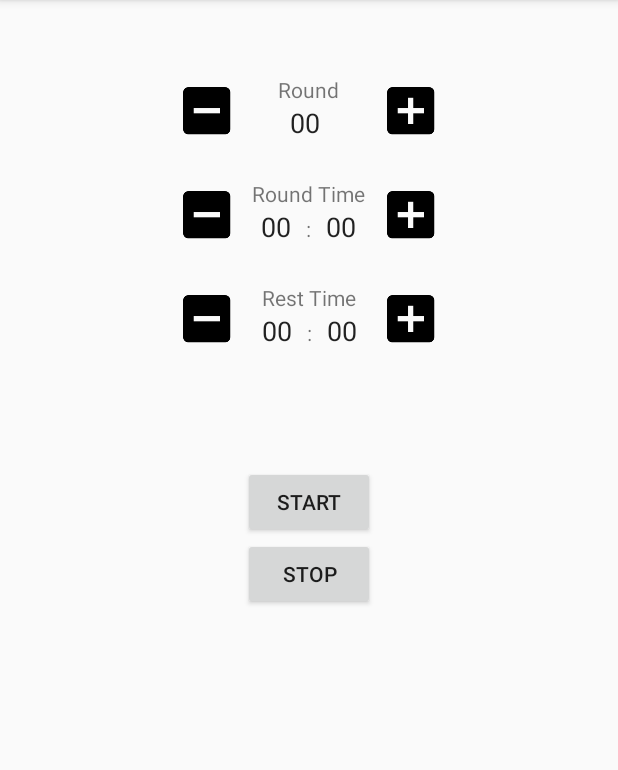
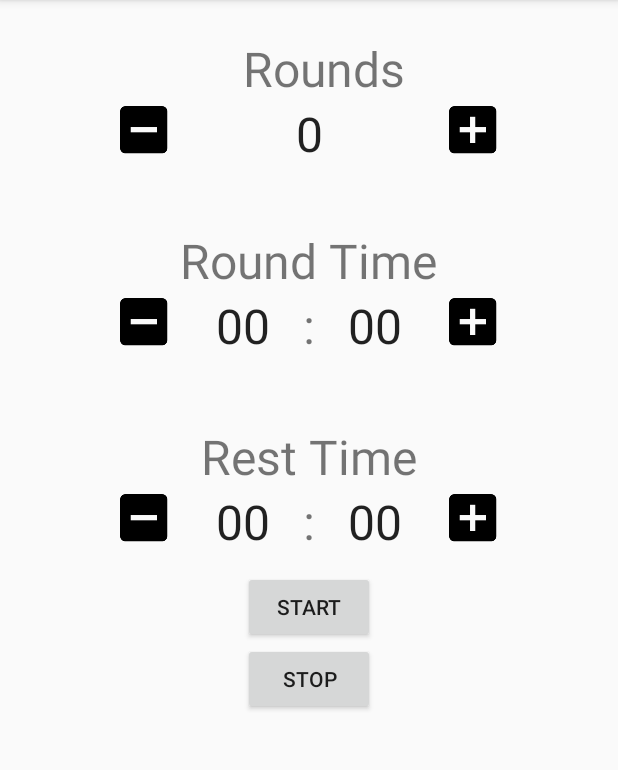
Before and after one commit to ccdle12/Interval-Timer, an Android app: the screen it shows after launch (MainActivity), on a phone screen of 412 x 824 dp, the part 84-854 px from its top. Run offline under Robolectric (Android 15) with nearby library versions, the phone set to English and light mode, and no system bars; our stand-ins replace ButterKnife, Dagger/Hilt's generated code.

Commit message:
work mainly on the edit texts for time and rounds

```diff
--- a/app/src/main/java/com/ccdle/christophercoverdale/boxingintervaltimer/Dashboard/DashboardInterface.java
+++ b/app/src/main/java/com/ccdle/christophercoverdale/boxingintervaltimer/Dashboard/DashboardInterface.java
@@ -6,15 +6,29 @@ package com.ccdle.christophercoverdale.boxingintervaltimer.Dashboard;
 
 public interface DashboardInterface {
     void setDashboardCallback(DashboardCallback callback);
+
     void addToQueue(String workMins, String workSecs, String restMins, String restSecs, String numberOfRounds);
     void initializeTimer();
+
     void incrementNumberOfRounds(String numOfRounds);
     void decrementNumberOfRounds(String numOfRounds);
+
+    void incrementWorkRoundTime(String minutes, String seconds);
+    void decrementWorkRoundTime(String minutes, String seconds);
+
+    void incrementRestRoundTime(String minutes, String seconds);
+    void decrementRestRoundTime(String minutes, String seconds);
+
+    void checkRoundLimits(String rounds);
+
     void pauseAndResumeTimer();
 
 
     interface DashboardCallback {
         void updateTimerDisplay(String time);
+
         void updateRoundsDisplay(String rounds);
+        void updateWorkRoundDisplay(String formattedMinutes, String formattedSeconds);
+        void updateRestRoundDisplay(String formattedMinutes, String formattedSeconds);
     }
 }
--- a/app/src/main/res/layout/dashboard.xml
+++ b/app/src/main/res/layout/dashboard.xml
@@ -14,12 +14,13 @@
         <!--android:text="@string/default_time"-->
         <!--android:layout_centerInParent="true"/>-->
 
+
     <ImageView
         android:id="@+id/increment_number_of_rounds"
         android:layout_width="wrap_content"
         android:layout_height="wrap_content"
         app:srcCompat="@mipmap/add_icon"
-        android:layout_alignTop="@+id/header_number_of_rounds"
+        android:layout_alignBottom="@+id/number_of_rounds"
         android:layout_alignLeft="@+id/increment_round_time"
         android:layout_alignStart="@+id/increment_round_time" />
 
@@ -28,38 +29,64 @@
         android:layout_width="wrap_content"
         android:layout_height="wrap_content"
         android:text="@string/round"
+        android:textSize="32sp"
+        android:layout_marginTop="24dp"
+        android:layout_alignParentTop="true"
+        android:layout_alignLeft="@+id/start_timer_button"
+        android:layout_alignStart="@+id/start_timer_button" />
+
+
+    <EditText
+        android:id="@+id/number_of_rounds"
+        android:layout_width="100dp"
+        android:layout_height="wrap_content"
+        android:layout_below="@+id/header_number_of_rounds"
         android:layout_centerHorizontal="true"
-        android:layout_marginTop="50dp"/>
+        android:background="@android:color/transparent"
+        android:cursorVisible="false"
+        android:digits="1234567890"
+        android:gravity="center"
+        android:inputType="phone"
+        android:text="@string/default_number_of_rounds"
+        android:textSize="32sp" />
 
-    <LinearLayout
-        android:id="@+id/round_selection"
+
+    <ImageView
+        android:id="@+id/decrement_number_of_rounds"
         android:layout_width="wrap_content"
         android:layout_height="wrap_content"
-        android:layout_below="@id/header_number_of_rounds"
-        android:layout_centerInParent="true"
-        android:paddingLeft="45dp">
-
-        <EditText
-            android:id="@+id/number_of_rounds"
-            android:layout_width="wrap_content"
-            android:layout_height="wrap_content"
-            android:text="@string/default_number_of_rounds"
-            android:cursorVisible="false"
-            android:paddingRight="50dp"
-            android:background="@android:color/transparent"/>
-
-    </LinearLayout>
+        app:srcCompat="@mipmap/minus_icon"
+        android:layout_alignBottom="@+id/number_of_rounds"
+        android:layout_alignLeft="@+id/decrement_round_time"
+        android:layout_alignStart="@+id/decrement_round_time" />
 
 
 
+
+
+
+
+
+
+
+    <ImageView
+        android:id="@+id/increment_round_time"
+        android:layout_width="wrap_content"
+        android:layout_height="wrap_content"
+        app:srcCompat="@mipmap/add_icon"
+        android:layout_alignBottom="@+id/work_interval_time"
+        android:layout_toRightOf="@+id/header_work_interval_time"
+        android:layout_toEndOf="@+id/header_work_interval_time" />
+
     <TextView
         android:id="@+id/header_work_interval_time"
+        android:textSize="32sp"
         android:layout_width="wrap_content"
         android:layout_height="wrap_content"
         android:text="@string/round_time"
-        android:layout_centerHorizontal="true"
-        android:layout_marginTop="50dp"
-        android:layout_below="@+id/header_number_of_rounds"/>
+        android:layout_marginTop="41dp"
+        android:layout_below="@+id/increment_number_of_rounds"
+        android:layout_centerHorizontal="true" />
     <LinearLayout
         android:id="@+id/work_interval_time"
         android:layout_width="wrap_content"
@@ -69,71 +96,104 @@
 
         <EditText
             android:id="@+id/work_round_minutes"
-            android:layout_width="wrap_content"
+            android:layout_width="80dp"
             android:layout_height="wrap_content"
+            android:background="@android:color/transparent"
+            android:cursorVisible="false"
+            android:digits="1234567890"
+            android:gravity="center"
+            android:inputType="phone"
             android:text="00"
-            android:cursorVisible="false"
-            android:paddingRight="10dp"
-            android:background="@android:color/transparent"/>
+            android:textSize="32sp" />
 
         <TextView
             android:id="@+id/colon_for_work_interval"
+            android:textSize="32sp"
+            android:layout_width="wrap_content"
+            android:layout_height="wrap_content"
+            android:text="@string/colon_for_time" />
+
+        <EditText
+            android:id="@+id/work_round_seconds"
+            android:layout_width="80dp"
+            android:layout_height="wrap_content"
+            android:background="@android:color/transparent"
+            android:cursorVisible="false"
+            android:digits="1234567890"
+            android:gravity="center"
+            android:inputType="phone"
+            android:text="00"
+            android:textSize="32sp" />
+    </LinearLayout>
+
+    <ImageView
+        android:id="@+id/decrement_round_time"
+        android:layout_width="wrap_content"
+        android:layout_height="wrap_content"
+        app:srcCompat="@mipmap/minus_icon"
+        android:layout_alignBottom="@+id/work_interval_time"
+        android:layout_toLeftOf="@+id/header_work_interval_time"
+        android:layout_toStartOf="@+id/header_work_interval_time" />
+
+
+
+
+
+
+
+
+
+
+    <ImageView
+        android:id="@+id/increment_rest_time"
+        android:layout_width="wrap_content"
+        android:layout_height="wrap_content"
+        app:srcCompat="@mipmap/add_icon"
+        android:layout_alignBottom="@+id/rest_round_seconds"
+        android:layout_toRightOf="@+id/header_work_interval_time"
+        android:layout_toEndOf="@+id/header_work_interval_time" />
+
+    <TextView
+        android:id="@+id/header_rest_interval_time"
+        android:textSize="32sp"
+        android:layout_width="wrap_content"
+        android:layout_height="wrap_content"
+        android:text="@string/rest_time"
+        android:layout_marginTop="44dp"
+        android:layout_below="@+id/work_interval_time"
+        android:layout_centerHorizontal="true" />
+    <LinearLayout
+        android:id="@+id/rest_round_time"
+        android:layout_width="wrap_content"
+        android:layout_height="wrap_content"
+        android:layout_alignBottom="@+id/rest_round_minutes"
+        android:layout_toLeftOf="@+id/rest_round_seconds"
+        android:layout_toStartOf="@+id/rest_round_seconds">
+
+        <TextView
+            android:id="@+id/colon_for_rest_interval"
+            android:textSize="32sp"
             android:layout_width="wrap_content"
             android:layout_height="wrap_content"
             android:text="@string/colon_for_time"/>
 
-        <EditText
-            android:id="@+id/work_round_seconds"
-            android:layout_width="wrap_content"
-            android:layout_height="wrap_content"
-            android:text="00"
-            android:cursorVisible="false"
-            android:paddingLeft="10dp"
-            android:background="@android:color/transparent"/>
     </LinearLayout>
+
+    <ImageView
+        android:id="@+id/decrement_rest_time"
+        android:layout_width="wrap_content"
+        android:layout_height="wrap_content"
+        app:srcCompat="@mipmap/minus_icon"
+        android:layout_alignBottom="@+id/rest_round_minutes"
+        android:layout_toLeftOf="@+id/header_work_interval_time"
+        android:layout_toStartOf="@+id/header_work_interval_time" />
 
 
 
-    <TextView
-        android:id="@+id/header_rest_interval_time"
-        android:layout_width="wrap_content"
-        android:layout_height="wrap_content"
-        android:text="@string/rest_time"
-        android:layout_centerHorizontal="true"
-        android:layout_marginTop="50dp"
-        android:layout_below="@+id/header_work_interval_time"/>
-    <LinearLayout
-        android:id="@+id/rest_round_time"
-        android:layout_width="wrap_content"
-        android:layout_height="wrap_content"
-        android:layout_below="@+id/header_rest_interval_time"
-        android:layout_alignLeft="@+id/header_rest_interval_time"
-        android:layout_alignStart="@+id/header_rest_interval_time">
 
-        <EditText
-            android:id="@+id/rest_round_minutes"
-            android:layout_width="wrap_content"
-            android:layout_height="wrap_content"
-            android:text="00"
-            android:paddingRight="10dp"
-            android:cursorVisible="false"
-            android:background="@android:color/transparent"/>
 
-        <TextView
-            android:id="@+id/colon_for_rest_interval"
-            android:layout_width="wrap_content"
-            android:layout_height="wrap_content"
-            android:text="@string/colon_for_time"/>
 
-        <EditText
-            android:id="@+id/rest_round_seconds"
-            android:layout_width="wrap_content"
-            android:layout_height="wrap_content"
-            android:text="00"
-            android:paddingLeft="10dp"
-            android:cursorVisible="false"
-            android:background="@android:color/transparent"/>
-    </LinearLayout>
+
 
 
 
@@ -142,10 +202,10 @@
         android:layout_width="wrap_content"
         android:layout_height="wrap_content"
         android:text="@string/start_timer"
-        android:layout_below="@+id/increment_round_time"
+        android:layout_marginTop="11dp"
+        android:layout_below="@+id/rest_round_time"
         android:layout_alignLeft="@+id/stop_timer_button"
-        android:layout_alignStart="@+id/stop_timer_button"
-        android:layout_marginTop="74dp" />
+        android:layout_alignStart="@+id/stop_timer_button" />
 
     <Button
         android:id="@+id/stop_timer_button"
@@ -155,48 +215,34 @@
         android:layout_centerInParent="true"
         android:layout_below="@id/start_timer_button"/>
 
-    <ImageView
-        android:id="@+id/increment_round_time"
-        android:layout_width="wrap_content"
+    <EditText
+        android:id="@+id/rest_round_minutes"
+        android:layout_width="80dp"
         android:layout_height="wrap_content"
-        app:srcCompat="@mipmap/add_icon"
-        android:layout_alignTop="@+id/header_rest_interval_time"
-        android:layout_toRightOf="@+id/start_timer_button"
-        android:layout_toEndOf="@+id/start_timer_button" />
+        android:layout_below="@+id/header_rest_interval_time"
+        android:layout_toLeftOf="@+id/rest_round_time"
+        android:layout_toStartOf="@+id/rest_round_time"
+        android:background="@android:color/transparent"
+        android:cursorVisible="false"
+        android:digits="1234567890"
+        android:gravity="center"
+        android:inputType="phone"
+        android:text="00"
+        android:textSize="32sp" />
 
-    <ImageView
-        android:id="@+id/increment_rest_time"
-        android:layout_width="wrap_content"
+    <EditText
+        android:id="@+id/rest_round_seconds"
+        android:layout_width="80dp"
         android:layout_height="wrap_content"
-        android:layout_alignLeft="@+id/increment_number_of_rounds"
-        android:layout_alignStart="@+id/increment_number_of_rounds"
-        android:layout_alignTop="@+id/header_work_interval_time"
-        app:srcCompat="@mipmap/add_icon" />
-
-    <ImageView
-        android:id="@+id/decrement_round_time"
-        android:layout_width="wrap_content"
-        android:layout_height="wrap_content"
-        app:srcCompat="@mipmap/minus_icon"
-        android:layout_alignTop="@+id/header_work_interval_time"
-        android:layout_alignLeft="@+id/decrement_rest_time"
-        android:layout_alignStart="@+id/decrement_rest_time" />
-
-    <ImageView
-        android:id="@+id/decrement_number_of_rounds"
-        android:layout_width="wrap_content"
-        android:layout_height="wrap_content"
-        android:layout_alignTop="@+id/header_number_of_rounds"
-        android:layout_toLeftOf="@+id/start_timer_button"
-        android:layout_toStartOf="@+id/start_timer_button"
-        app:srcCompat="@mipmap/minus_icon" />
-
-    <ImageView
-        android:id="@+id/decrement_rest_time"
-        android:layout_width="wrap_content"
-        android:layout_height="wrap_content"
-        app:srcCompat="@mipmap/minus_icon"
-        android:layout_above="@+id/start_timer_button"
-        android:layout_toLeftOf="@+id/start_timer_button" />
+        android:layout_alignEnd="@+id/work_interval_time"
+        android:layout_alignRight="@+id/work_interval_time"
+        android:layout_below="@+id/header_rest_interval_time"
+        android:background="@android:color/transparent"
+        android:cursorVisible="false"
+        android:digits="1234567890"
+        android:gravity="center"
+        android:inputType="phone"
+        android:text="00"
+        android:textSize="32sp" />
 
 </RelativeLayout>
--- a/app/src/main/res/values/strings.xml
+++ b/app/src/main/res/values/strings.xml
@@ -4,8 +4,8 @@
     <string name="stop_timer">Stop</string>
     <string name="default_time">00:00</string>
     <string name="colon_for_time">:</string>
-    <string name="round">Round</string>
-    <string name="default_number_of_rounds">00</string>
+    <string name="round">Rounds</string>
+    <string name="default_number_of_rounds">0</string>
     <string name="round_time">Round Time</string>
     <string name="rest_time">Rest Time</string>
 </resources>
```
Also changed, not shown: app/src/main/java/com/ccdle/christophercoverdale/boxingintervaltimer/Dashboard/Dashboard.java (+69 -8 lines), app/src/main/java/com/ccdle/christophercoverdale/boxingintervaltimer/Dashboard/DashboardPresenter.java (+117 -1 lines), 2 other files.
